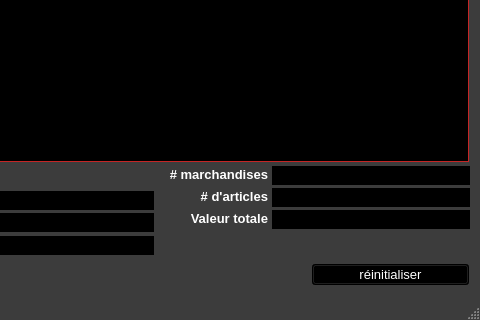
Above: ui/yeroth-erp-marchandises-window.ui from xnoumbissinoundou/yeroth-erp-3.0 before the change; both pictures show x 320 to 800 and y 280 to 600 of the 800 by 600 pixel window. Below: the same form after it.
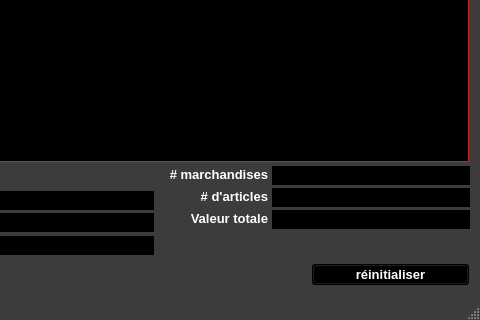
That is the form after the change. Icons and pictures are not drawn. Custom widgets are drawn as their Qt base class.

```diff
--- a/ui/yeroth-erp-marchandises-window.ui
+++ b/ui/yeroth-erp-marchandises-window.ui
@@ -3861,8 +3861,8 @@
     </property>
     <property name="font">
      <font>
-      <weight>50</weight>
-      <bold>false</bold>
+      <weight>75</weight>
+      <bold>true</bold>
      </font>
     </property>
     <property name="text">
```
Left out of the diff: 22 changed lines with no effect on the pictures.
